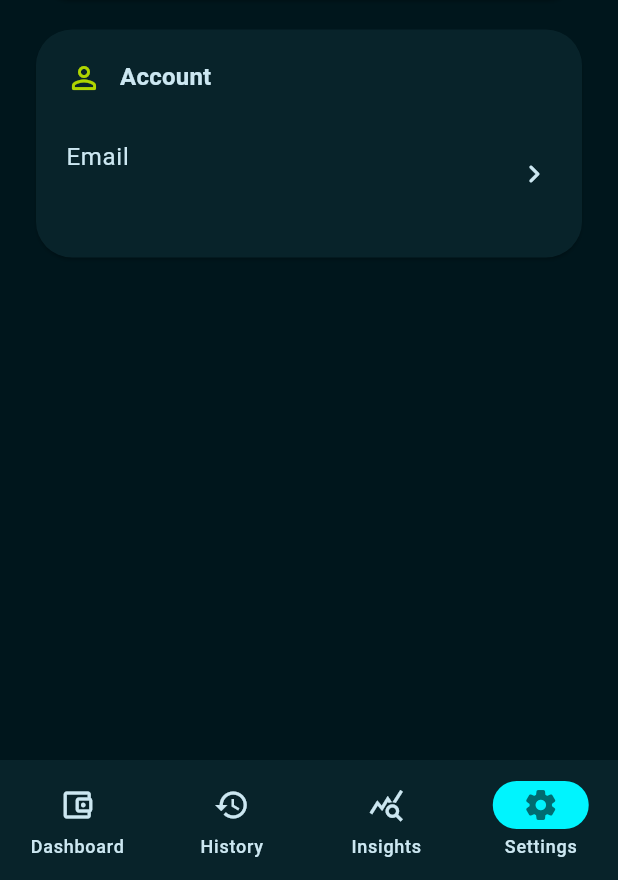
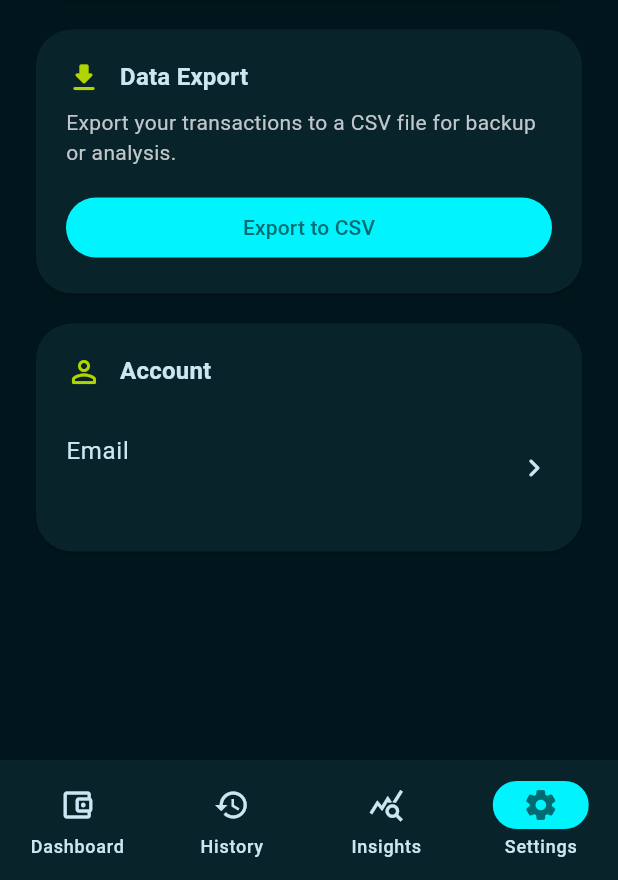
Before and after one commit to prakash66958-netizen/Spendrixa, a Flutter app: the screen it shows once a user with an empty profile is signed in, item 4 of the bottom bar chosen, on a phone screen of 412 x 824 dp, the part 356-1236 px from its top. Run offline on Flutter 3.47's test engine with Material 3 defaults, Android fonts, the phone set to English and light mode, and no system bars; our stand-ins replace cloud_firestore, csv, firebase_auth, firebase_core, share_plus, shared_preferences; missing offline and left inert: home_widget; accounts and stored records are empty; network calls fail.

Commit message:
feat: add CSV data export feature
- Added csv, path_provider, and share_plus dependencies
- Implemented getTransactions method in TransactionRepository for one-time fetch
- Created DataExportService to handle CSV generation and file sharing
- Added "Export to CSV" button in Settings screen with loading state

Co-Authored-By: Claude Opus 4.7 <noreply@anthropic.com>

```diff
--- a/stitch_android_expense_tracker/flutter_app/lib/src/screens/home_shell.dart
+++ b/stitch_android_expense_tracker/flutter_app/lib/src/screens/home_shell.dart
@@ -109,7 +109,10 @@ class _HomeShellState extends State<HomeShell> with WidgetsBindingObserver {
                     transactions: transactions,
                     currencyCode: currencyCode,
                   ),
-                  SettingsPage(),
+                  SettingsPage(
+                    userId: widget.user.uid,
+                    repository: widget.repository,
+                  ),
                 ];
 
                 return Scaffold(
--- a/stitch_android_expense_tracker/flutter_app/lib/src/screens/settings_page.dart
+++ b/stitch_android_expense_tracker/flutter_app/lib/src/screens/settings_page.dart
@@ -1,16 +1,62 @@
 import 'package:firebase_auth/firebase_auth.dart';
 import 'package:flutter/material.dart';
 
+import '../models/app_transaction.dart';
+import '../services/data_export_service.dart';
+import '../services/transaction_repository.dart';
 import '../theme/app_theme.dart';
 
 class SettingsPage extends StatefulWidget {
-  const SettingsPage({super.key});
+  const SettingsPage({
+    super.key,
+    required this.userId,
+    required this.repository,
+  });
+
+  final String userId;
+  final TransactionRepository repository;
 
   @override
   State<SettingsPage> createState() => _SettingsPageState();
 }
 
 class _SettingsPageState extends State<SettingsPage> {
+  bool _isExporting = false;
+
+  Future<void> _handleExport() async {
+    setState(() {
+      _isExporting = true;
+    });
+
+    try {
+      final List<AppTransaction> transactions =
+          await widget.repository.getTransactions(widget.userId);
+
+      if (transactions.isEmpty) {
+        if (mounted) {
+          ScaffoldMessenger.of(context).showSnackBar(
+            const SnackBar(content: Text('No transactions to export')),
+          );
+        }
+        return;
+      }
+
+      await DataExportService.exportToCsv(transactions);
+    } catch (e) {
+      if (mounted) {
+        ScaffoldMessenger.of(context).showSnackBar(
+          SnackBar(content: Text('Export failed: $e')),
+        );
+      }
+    } finally {
+      if (mounted) {
+        setState(() {
+          _isExporting = false;
+        });
+      }
+    }
+  }
+
   @override
   Widget build(BuildContext context) {
     final ThemeData theme = Theme.of(context);
@@ -54,6 +100,43 @@ class _SettingsPageState extends State<SettingsPage> {
               children: <Widget>[
                 Row(
                   children: <Widget>[
+                    const Icon(Icons.file_download_rounded, color: AppTheme.tertiary),
+                    const SizedBox(width: 12),
+                    Text('Data Export', style: theme.textTheme.titleMedium),
+                  ],
+                ),
+                const SizedBox(height: 8),
+                Text(
+                  'Export your transactions to a CSV file for backup or analysis.',
+                  style: theme.textTheme.bodyMedium,
+                ),
+                const SizedBox(height: 16),
+                SizedBox(
+                  width: double.infinity,
+                  child: FilledButton.tonal(
+                    onPressed: _isExporting ? null : _handleExport,
+                    child: _isExporting
+                        ? const SizedBox(
+                            width: 20,
+                            height: 20,
+                            child: CircularProgressIndicator(strokeWidth: 2),
+                          )
+                        : const Text('Export to CSV'),
+                  ),
+                ),
+              ],
+            ),
+          ),
+        ),
+        const SizedBox(height: 20),
+        Card(
+          child: Padding(
+            padding: const EdgeInsets.all(20),
+            child: Column(
+              crossAxisAlignment: CrossAxisAlignment.start,
+              children: <Widget>[
+                Row(
+                  children: <Widget>[
                     const Icon(Icons.person_outline_rounded, color: AppTheme.tertiary),
                     const SizedBox(width: 12),
                     Text('Account', style: theme.textTheme.titleMedium),
--- a/stitch_android_expense_tracker/flutter_app/pubspec.yaml
+++ b/stitch_android_expense_tracker/flutter_app/pubspec.yaml
@@ -41,6 +41,9 @@ dependencies:
   home_widget: ^0.7.0
   permission_handler: ^11.0.0
   shared_preferences: ^2.3.0
+  csv: ^6.0.0
+  path_provider: ^2.1.3
+  share_plus: ^10.0.1
 
 dev_dependencies:
   flutter_test:
```
Also changed, not shown: stitch_android_expense_tracker/flutter_app/lib/src/services/data_export_service.dart (added, +55 -0 lines), stitch_android_expense_tracker/flutter_app/lib/src/services/transaction_repository.dart (+13 -0 lines), stitch_android_expense_tracker/flutter_app/pubspec.lock.
